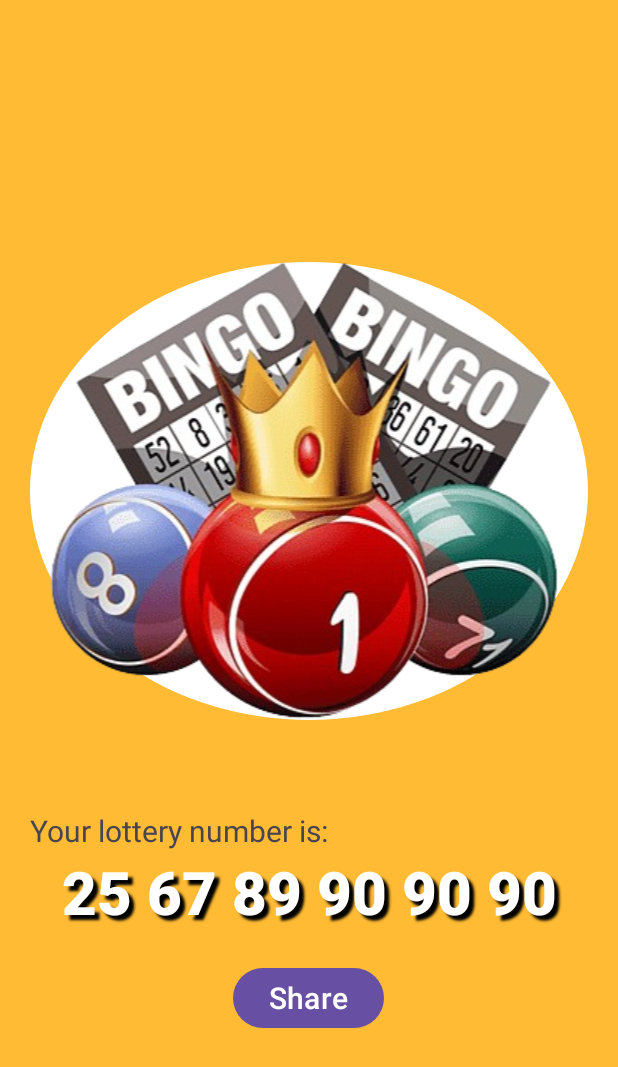
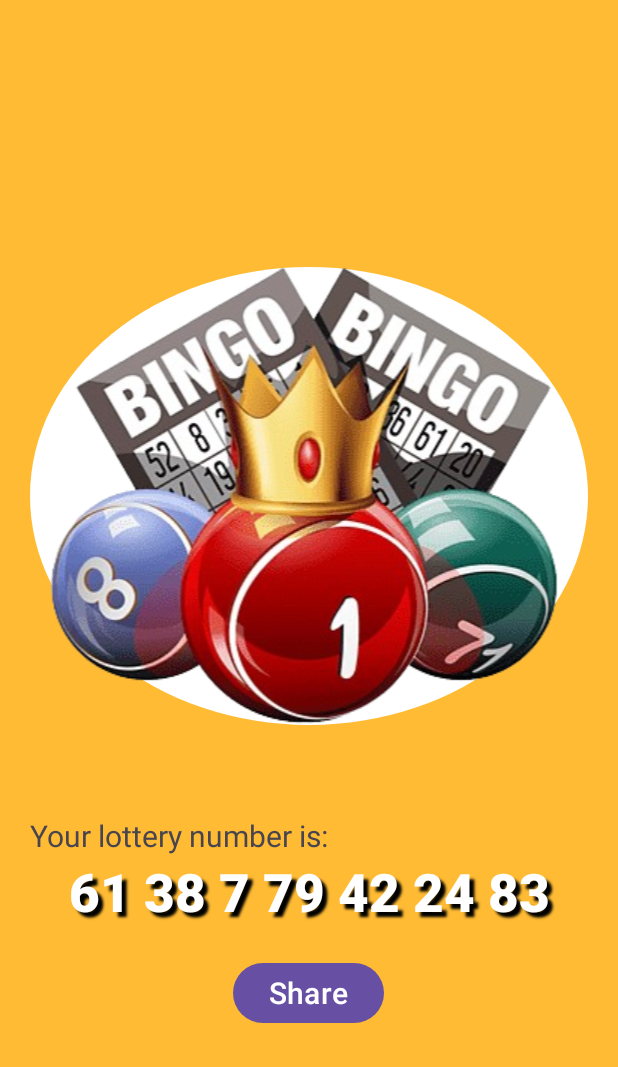
Before and after one commit to juanzq10dev/USB-Desarrollo-Mobile, an Android app: the SecondActivity screen opened directly, with no data from a screen before it, on a phone screen of 412 x 824 dp. Shown: the top 1067 px of the screen. Run offline under Robolectric (Android 15) with nearby library versions, the phone set to English and light mode, and no system bars.

Commit message:
Add Lotery app functionality

```diff
--- a/ejercicios/03-LoteryApp/app/src/main/java/com/example/loteryapp/SecondActivity.kt
+++ b/ejercicios/03-LoteryApp/app/src/main/java/com/example/loteryapp/SecondActivity.kt
@@ -1,12 +1,27 @@
 package com.example.loteryapp
 
+import android.content.Intent
 import android.os.Bundle
+import android.provider.Telephony.Mms.Intents
+import android.widget.Button
+import android.widget.EditText
+import android.widget.TextView
 import androidx.activity.enableEdgeToEdge
 import androidx.appcompat.app.AppCompatActivity
 import androidx.core.view.ViewCompat
 import androidx.core.view.WindowInsetsCompat
+import kotlin.random.Random
 
 class SecondActivity : AppCompatActivity() {
+
+    private fun generateLottoNumbersText(totalNumbers: Int): String {
+        var res = ""
+        for (i in 0..totalNumbers) {
+            res += Random.nextInt(0, 100).toString() + " "
+        }
+        return res.trim()
+    }
+
     override fun onCreate(savedInstanceState: Bundle?) {
         super.onCreate(savedInstanceState)
         enableEdgeToEdge()
@@ -16,5 +31,21 @@ class SecondActivity : AppCompatActivity() {
             v.setPadding(systemBars.left, systemBars.top, systemBars.right, systemBars.bottom)
             insets
         }
+
+        var button = findViewById<Button>(R.id.share_button)
+        var lottoNum = findViewById<TextView>(R.id.numbers_text_view)
+        lottoNum.text = generateLottoNumbersText(6)
+        var userName = intent.getStringExtra("user_name")
+
+        button.setOnClickListener{
+            val sendIntent: Intent = Intent().apply {
+                action = Intent.ACTION_SEND
+                putExtra(Intent.EXTRA_TEXT, "I am $userName my lotto number is: " + lottoNum.text.toString())
+                type = "text/plain"
+            }
+
+            val shareIntent = Intent.createChooser(sendIntent, null);
+            startActivity(shareIntent)
+        }
     }
 }
--- a/ejercicios/03-LoteryApp/app/src/main/res/layout/activity_main.xml
+++ b/ejercicios/03-LoteryApp/app/src/main/res/layout/activity_main.xml
@@ -26,6 +26,7 @@
         android:hint="@string/insert_your_name"
         android:inputType="text"
         android:background="@color/white"
+        android:text=""
          />
 
     <Button
@@ -34,7 +35,7 @@
         android:layout_height="wrap_content"
         android:layout_margin="20dp"
         android:text="@string/next"
-        android:textSize="20dp"
+        android:textSize="20sp"
         android:layout_gravity="end"/>
 
 </LinearLayout>
--- a/ejercicios/03-LoteryApp/app/src/main/res/layout/activity_second.xml
+++ b/ejercicios/03-LoteryApp/app/src/main/res/layout/activity_second.xml
@@ -24,7 +24,7 @@
         android:layout_height="wrap_content"
         android:textSize="20sp"
         android:fontFamily="sans-serif"
-        android:text="Your lottery number is:"
+        android:text="@string/your_lottery_number_is"
         android:layout_marginHorizontal="20dp"
         />
 
@@ -33,22 +33,22 @@
         android:id="@+id/numbers_text_view"
         android:layout_width="match_parent"
         android:layout_height="wrap_content"
-        android:textSize="40sp"
+        android:textSize="35sp"
         android:textColor="@android:color/background_light"
         android:shadowColor="@color/black"
         android:shadowDx="5"
         android:shadowDy="5"
         android:shadowRadius="1.6"
         android:fontFamily="sans-serif-black"
-        android:text="25 67 89 90 90 90"
+        android:text=""
         android:textAlignment="center"
         />
 
     <Button
         android:layout_width="wrap_content"
         android:layout_height="wrap_content"
-        android:text="Share"
-        android:textSize="20dp"
+        android:text="@string/share"
+        android:textSize="20sp"
         android:layout_margin="20dp"
         android:id="@+id/share_button" />
 
--- a/ejercicios/03-LoteryApp/app/src/main/res/values/strings.xml
+++ b/ejercicios/03-LoteryApp/app/src/main/res/values/strings.xml
@@ -2,4 +2,6 @@
     <string name="app_name">Lotery App</string>
     <string name="insert_your_name">Insert your name</string>
     <string name="next">Next</string>
+    <string name="share">Share</string>
+    <string name="your_lottery_number_is">Your lottery number is:</string>
 </resources>
```
Also changed, not shown: ejercicios/03-LoteryApp/app/src/main/java/com/example/loteryapp/MainActivity.kt (+12 -0 lines).
